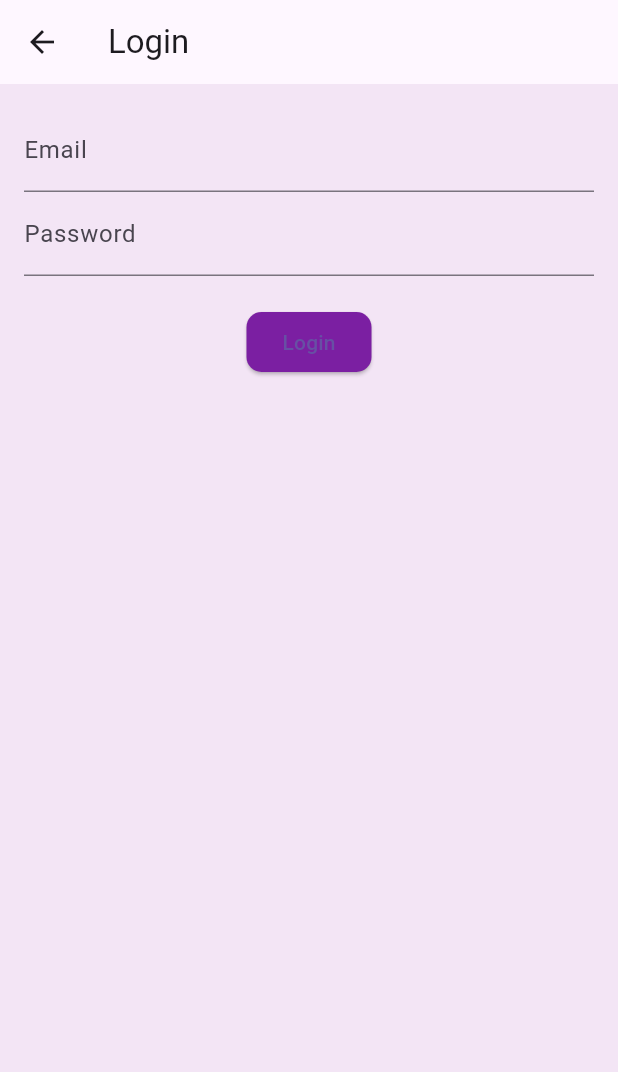
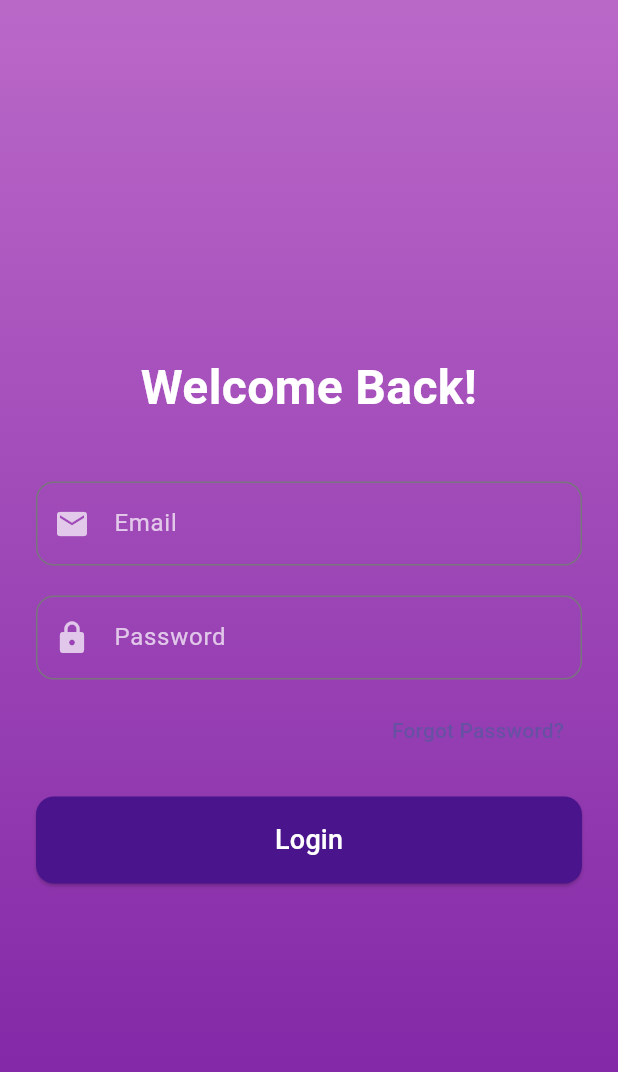
Before and after one commit to girinath-selvaraj/heart_bridge, a Flutter app: the LoginScreenDonor screen opened directly, on a phone screen of 412 x 824 dp. Shown: the top 1072 px of the screen. Run offline on Flutter 3.47's test engine with Material 3 defaults, Android fonts, the phone set to English and light mode, and no system bars; our stand-ins replace cloud_firestore, firebase_auth, firebase_core, flutter_screenutil, geolocator; accounts and stored records are empty.

Commit message:
6th commit

```diff
--- a/lib/login_screen_donor.dart
+++ b/lib/login_screen_donor.dart
@@ -1,6 +1,8 @@
 import 'package:flutter/material.dart';
 import 'package:firebase_auth/firebase_auth.dart';
 import 'feeds_page.dart';
+import 'forgot_password_screen.dart';
+
 
 class LoginScreenDonor extends StatefulWidget {
   @override
@@ -30,34 +32,113 @@ class _LoginScreenDonorState extends State<LoginScreenDonor> {
     }
   }
 
+  Future<void> _resetPassword() async {
+    if (_emailController.text.isEmpty) {
+      ScaffoldMessenger.of(context).showSnackBar(
+        SnackBar(content: Text('Please enter your email to reset password.')),
+      );
+      return;
+    }
+    try {
+      await _auth.sendPasswordResetEmail(email: _emailController.text.trim());
+      ScaffoldMessenger.of(context).showSnackBar(
+        SnackBar(content: Text('Password reset email sent. Check your inbox.')),
+      );
+    } catch (e) {
+      ScaffoldMessenger.of(context).showSnackBar(
+        SnackBar(content: Text('Error: ${e.toString()}')),
+      );
+    }
+  }
+
   @override
   Widget build(BuildContext context) {
     return Scaffold(
-      appBar: AppBar(title: Text('Login')),
-      body: Padding(
-        padding: const EdgeInsets.all(16.0),
+      body: Container(
+        decoration: BoxDecoration(
+          gradient: LinearGradient(
+            colors: [Colors.purple.shade300, Colors.purple.shade700],
+            begin: Alignment.topCenter,
+            end: Alignment.bottomCenter,
+          ),
+        ),
+        child: Center(
+          child: Padding(
+            padding: const EdgeInsets.symmetric(horizontal: 24.0),
+            child: SingleChildScrollView(
               child: Column(
+                mainAxisAlignment: MainAxisAlignment.center,
+                crossAxisAlignment: CrossAxisAlignment.stretch,
                 children: [
+                  Text(
+                    'Welcome Back!',
+                    textAlign: TextAlign.center,
+                    style: TextStyle(
+                      fontSize: 32,
+                      fontWeight: FontWeight.bold,
+                      color: Colors.white,
+                    ),
+                  ),
+                  SizedBox(height: 40),
                   TextField(
                     controller: _emailController,
-              decoration: InputDecoration(labelText: 'Email'),
+                    style: TextStyle(color: Colors.white),
+                    decoration: InputDecoration(
+                      labelText: 'Email',
+                      labelStyle: TextStyle(color: Colors.white70),
+                      prefixIcon: Icon(Icons.email, color: Colors.white70),
+                      border: OutlineInputBorder(borderRadius: BorderRadius.circular(12)),
                     ),
+                  ),
+                  SizedBox(height: 20),
                   TextField(
                     controller: _passwordController,
-              decoration: InputDecoration(labelText: 'Password'),
                     obscureText: true,
+                    style: TextStyle(color: Colors.white),
+                    decoration: InputDecoration(
+                      labelText: 'Password',
+                      labelStyle: TextStyle(color: Colors.white70),
+                      prefixIcon: Icon(Icons.lock, color: Colors.white70),
+                      border: OutlineInputBorder(borderRadius: BorderRadius.circular(12)),
+                    ),
+                  ),
+                  SizedBox(height: 10),
+                  Align(
+                    alignment: Alignment.centerRight,
+                    child: TextButton(
+                      onPressed: () {
+                        Navigator.push(
+                          context,
+                          MaterialPageRoute(builder: (context) => ForgotPasswordScreen()),
+                        );
+                      },
+                      child: Text("Forgot Password?"),
+                    ),
+
                   ),
                   SizedBox(height: 20),
                   ElevatedButton(
                     onPressed: _login,
-              child: Text('Login'),
+                    style: ElevatedButton.styleFrom(
+                      backgroundColor: Colors.purple.shade900,
+                      padding: EdgeInsets.symmetric(vertical: 16),
+                      shape: RoundedRectangleBorder(borderRadius: BorderRadius.circular(12)),
+                    ),
+                    child: Text('Login', style: TextStyle(fontSize: 18, color: Colors.white)),
                   ),
                   if (errorMessage.isNotEmpty)
-              Text(
+                    Padding(
+                      padding: const EdgeInsets.only(top: 16.0),
+                      child: Text(
                         errorMessage,
                         style: TextStyle(color: Colors.red),
+                        textAlign: TextAlign.center,
+                      ),
                     ),
                 ],
+              ),
+            ),
+          ),
         ),
       ),
     );
```
Also changed, not shown: lib/forgot_password_screen.dart (added, +83 -0 lines), 4 other files. Lines whose indentation alone changed are shown as unchanged.
